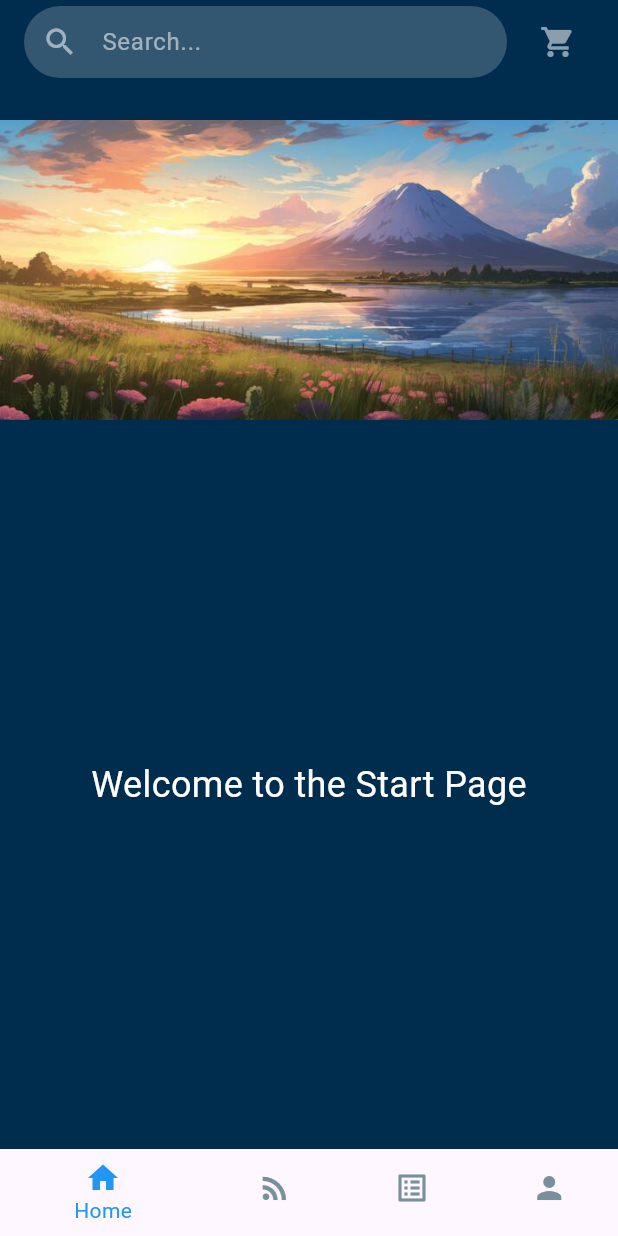
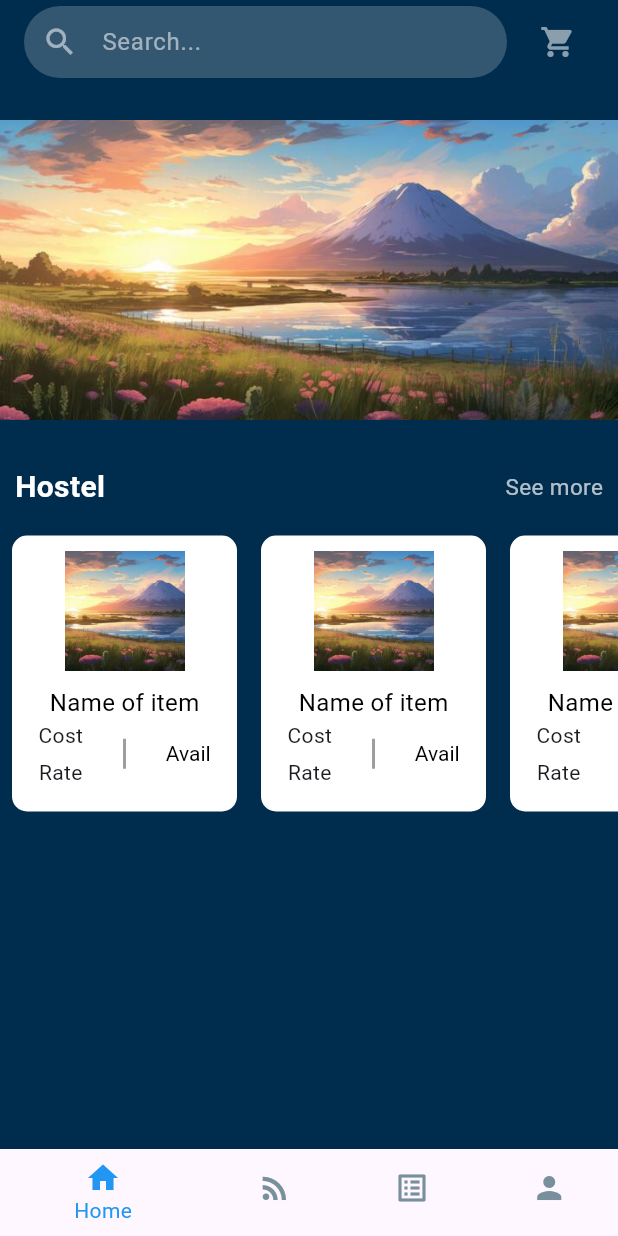
Before and after one commit to Hariharan1311/MART, a Flutter app: the screen it shows after launch, after a tap on the "shopping cart" icon, on a phone screen of 412 x 824 dp. Run offline on Flutter 3.47's test engine with Material 3 defaults, Android fonts, the phone set to English and light mode, and no system bars.

Commit message:
itemcardadded

```diff
--- a/lib/main.dart
+++ b/lib/main.dart
@@ -1,160 +1,10 @@
 import 'dart:async'; // Import the async library for Timer
 import 'package:flutter/material.dart';
+import 'package:mart/pages/homepage.dart';
 
 void main() {
   runApp(MaterialApp(
-    home: StartPage(),
+    home: Homepage(),
     debugShowCheckedModeBanner: false,
   ));
 }
-
-class StartPage extends StatefulWidget {
-  const StartPage({super.key});
-
-  @override
-  _StartPageState createState() => _StartPageState();
-}
-
-class _StartPageState extends State<StartPage> {
-  int _selectedIndex =
-      0; // Track the selected index for the bottom navigation bar
-  late PageController _pageController; // PageController for the carousel
-  late Timer _timer; // Timer for automatic sliding
-  int _currentPage = 0; // Current page index
-
-  @override
-  void initState() {
-    super.initState();
-    _pageController = PageController(); // Initialize the PageController
-    _startAutoSlide(); // Start the automatic sliding
-  }
-
-  @override
-  void dispose() {
-    _pageController.dispose(); // Dispose the PageController
-    _timer.cancel(); // Cancel the timer
-    super.dispose();
-  }
-
-  void _startAutoSlide() {
-    _timer = Timer.periodic(Duration(seconds: 3), (Timer timer) {
-      _currentPage = (_currentPage + 1) % 3; // Cycle through pages
-      _pageController.animateToPage(
-        _currentPage,
-        duration: Duration(milliseconds: 300),
-        curve: Curves.easeInOut,
-      );
-    });
-  }
-
-  void _onItemTapped(int index) {
-    setState(() {
-      _selectedIndex = index; // Update the selected index
-    });
-    print(_selectedIndex);
-  }
-
-  @override
-  Widget build(BuildContext context) {
-    return Scaffold(
-      extendBodyBehindAppBar: true,
-      appBar: AppBar(
-        backgroundColor: Colors.transparent, // Make the AppBar transparent
-        elevation: 0, // Remove the shadow
-        title: Row(
-          children: [
-            Expanded(
-              child: TextField(
-                decoration: InputDecoration(
-                  hintText: 'Search...',
-                  hintStyle:
-                      TextStyle(color: Colors.white54), // Hint text color
-                  filled: true,
-                  fillColor:
-                      Colors.white.withOpacity(0.2), // Search bar background
-                  border: OutlineInputBorder(
-                    borderRadius:
-                        BorderRadius.circular(30.0), // Rounded corners
-                    borderSide: BorderSide.none, // No border
-                  ),
-                  contentPadding:
-                      EdgeInsets.symmetric(horizontal: 20.0), // Padding
-                  prefixIcon: Icon(
-                    Icons.search,
-                    color: Colors.white54, // Search icon color
-                  ),
-                ),
-              ),
-            ),
-            SizedBox(width: 10), // Space between the search bar and cart icon
-            IconButton(
-              icon: Icon(
-                Icons.shopping_cart,
-                color: Colors.white54, // Cart icon color
-              ),
-              onPressed: () {
-                // Add your cart action here
-                print('Cart icon pressed');
-              },
-            ),
-          ],
-        ),
-      ),
-      backgroundColor: const Color.fromARGB(255, 0, 44, 77),
-      body: Column(
-        children: [
-          SizedBox(height: 80), // Space for the AppBar
-          // Image carousel
-          Container(
-            height: 200, // Height of the carousel
-            child: PageView(
-              controller: _pageController,
-              children: [
-                Container(
-                    child: Image.asset('assets/1.jpg', fit: BoxFit.cover)),
-                Container(
-                    child: Image.asset('assets/2.jpg', fit: BoxFit.cover)),
-                Container(
-                    child: Image.asset('assets/3.jpg', fit: BoxFit.cover)),
-              ],
-            ),
-          ),
-          Expanded(
-            child: Center(
-              child: Text(
-                'Welcome to the Start Page',
-                style: TextStyle(color: Colors.white, fontSize: 24),
-              ),
-            ),
-          ),
-        ],
-      ),
-      bottomNavigationBar: BottomNavigationBar(
-        items: const <BottomNavigationBarItem>[
-          BottomNavigationBarItem(
-            icon: Icon(Icons.home),
-            label: 'Home',
-          ),
-          BottomNavigationBarItem(
-            icon: Icon(Icons.rss_feed),
-            label: 'Feed',
-          ),
-          BottomNavigationBarItem(
-            icon: Icon(Icons.list_alt),
-            label: 'Orders',
-          ),
-          BottomNavigationBarItem(
-            icon: Icon(Icons.person),
-            label: 'Profile',
-          ),
-        ],
-        currentIndex: _selectedIndex, // Set the current index
-        selectedItemColor: Colors.blue, // Selected item color
-        unselectedItemColor: Colors.blueGrey[400], // Unselected items color
-        onTap: _onItemTapped, // Handle item tap
-        backgroundColor:
-            Color.fromARGB(255, 0, 44, 77), // Navigation bar background color
-      ),
-    );
-  }
-}
--- /dev/null
+++ b/lib/pages/homepage.dart
@@ -0,0 +1,180 @@
+import 'package:flutter/material.dart';
+import 'dart:async';
+
+import 'package:mart/utilities/itemcard.dart';
+
+class Homepage extends StatefulWidget {
+  const Homepage({super.key});
+
+  @override
+  State<Homepage> createState() => _HomepageState();
+}
+
+class _HomepageState extends State<Homepage> {
+  int _selectedIndex =
+      0; // Track the selected index for the bottom navigation bar
+  late PageController _pageController; // PageController for the carousel
+  late Timer _timer; // Timer for automatic sliding
+  int _currentPage = 0; // Current page index
+
+  @override
+  void initState() {
+    super.initState();
+    _pageController = PageController(); // Initialize the PageController
+    _startAutoSlide(); // Start the automatic sliding
+  }
+
+  @override
+  void dispose() {
+    _pageController.dispose(); // Dispose the PageController
+    _timer.cancel(); // Cancel the timer
+    super.dispose();
+  }
+
+  void _startAutoSlide() {
+    _timer = Timer.periodic(Duration(seconds: 3), (Timer timer) {
+      _currentPage = (_currentPage + 1) % 3; // Cycle through pages
+      _pageController.animateToPage(
+        _currentPage,
+        duration: Duration(milliseconds: 300),
+        curve: Curves.easeInOut,
+      );
+    });
+  }
+
+  void _onItemTapped(int index) {
+    setState(() {
+      _selectedIndex = index; // Update the selected index
+    });
+    print(_selectedIndex);
+  }
+
+  @override
+  Widget build(BuildContext context) {
+    return Scaffold(
+      extendBodyBehindAppBar: true,
+      appBar: AppBar(
+        backgroundColor: Colors.transparent, // Make the AppBar transparent
+        elevation: 0, // Remove the shadow
+        title: Row(
+          children: [
+            Expanded(
+              child: TextField(
+                decoration: InputDecoration(
+                  hintText: 'Search...',
+                  hintStyle:
+                      TextStyle(color: Colors.white54), // Hint text color
+                  filled: true,
+                  fillColor:
+                      Colors.white.withOpacity(0.2), // Search bar background
+                  border: OutlineInputBorder(
+                    borderRadius:
+                        BorderRadius.circular(30.0), // Rounded corners
+                    borderSide: BorderSide.none, // No border
+                  ),
+                  contentPadding:
+                      EdgeInsets.symmetric(horizontal: 20.0), // Padding
+                  prefixIcon: Icon(
+                    Icons.search,
+                    color: Colors.white54, // Search icon color
+                  ),
+                ),
+              ),
+            ),
+            SizedBox(width: 10), // Space between the search bar and cart icon
+            IconButton(
+              icon: Icon(
+                Icons.shopping_cart,
+                color: Colors.white54, // Cart icon color
+              ),
+              onPressed: () {
+                print('Cart icon pressed');
+              },
+            ),
+          ],
+        ),
+      ),
+      backgroundColor: const Color.fromARGB(255, 0, 44, 77),
+      body: Column(
+        children: [
+          SizedBox(height: 80), // Space for the AppBar
+          // Image carousel
+          Container(
+            height: 200, // Height of the carousel
+            child: PageView(
+              controller: _pageController,
+              children: [
+                Container(
+                    child: Image.asset('assets/1.jpg', fit: BoxFit.cover)),
+                Container(
+                    child: Image.asset('assets/2.jpg', fit: BoxFit.cover)),
+                Container(
+                    child: Image.asset('assets/3.jpg', fit: BoxFit.cover)),
+              ],
+            ),
+          ),
+          SizedBox(height: 20),
+          // Section title
+          Row(
+            crossAxisAlignment: CrossAxisAlignment.center,
+            mainAxisAlignment: MainAxisAlignment.spaceBetween,
+            children: [
+              Padding(
+                padding: const EdgeInsets.all(10.0),
+                child: Text(
+                  "Hostel",
+                  style: TextStyle(
+                    color: Colors.white,
+                    fontSize: 20,
+                    fontWeight: FontWeight.bold,
+                  ),
+                ),
+              ),
+              Padding(
+                padding: const EdgeInsets.all(10.0),
+                child: Text(
+                  "See more",
+                  style: TextStyle(color: Colors.white70, fontSize: 15),
+                ),
+              ),
+            ],
+          ),
+          // Horizontal ListView
+          SizedBox(
+            height: 200, // Height for the horizontal list
+            child: ListView(
+              scrollDirection: Axis.horizontal,
+              children: [Itemcard(), Itemcard(), Itemcard()],
+            ),
+          ),
+        ],
+      ),
+      bottomNavigationBar: BottomNavigationBar(
+        items: const <BottomNavigationBarItem>[
+          BottomNavigationBarItem(
+            icon: Icon(Icons.home),
+            label: 'Home',
+          ),
+          BottomNavigationBarItem(
+            icon: Icon(Icons.rss_feed),
+            label: 'Feed',
+          ),
+          BottomNavigationBarItem(
+            icon: Icon(Icons.list_alt),
+            label: 'Orders',
+          ),
+          BottomNavigationBarItem(
+            icon: Icon(Icons.person),
+            label: 'Profile',
+          ),
+        ],
+        currentIndex: _selectedIndex, // Set the current index
+        selectedItemColor: Colors.blue, // Selected item color
+        unselectedItemColor: Colors.blueGrey[400], // Unselected items color
+        onTap: _onItemTapped, // Handle item tap
+        backgroundColor:
+            Color.fromARGB(255, 0, 44, 77), // Navigation bar background color
+      ),
+    );
+  }
+}
--- /dev/null
+++ b/lib/utilities/itemcard.dart
@@ -0,0 +1,76 @@
+import 'package:flutter/material.dart';
+
+class Itemcard extends StatelessWidget {
+  const Itemcard({super.key});
+
+  @override
+  Widget build(BuildContext context) {
+    return Padding(
+      padding: const EdgeInsets.all(8.0),
+      child: Container(
+          width: 150,
+          decoration: BoxDecoration(
+            color: Colors.white,
+            borderRadius: BorderRadius.circular(10),
+          ),
+          child: Column(
+            children: [
+              //Image
+              Padding(
+                padding: const EdgeInsets.all(10.0),
+                child: Container(
+                  decoration:
+                      BoxDecoration(borderRadius: BorderRadius.circular(20)),
+                  child: Image(
+                    image: AssetImage('assets/1.jpg'),
+                    fit: BoxFit.cover,
+                  ),
+                  height: 80,
+                  width: 80,
+                ),
+              ),
+              //Name
+              Text(
+                "Name of item",
+                style: TextStyle(
+                  color: Colors.black,
+                  fontSize: 16,
+                ),
+              ),
+              //AVAIL AND COST
+              Row(
+                mainAxisAlignment: MainAxisAlignment.spaceEvenly,
+                children: [
+                  // Availability
+                  Column(
+                    children: [
+                      Text("Cost"),
+                      SizedBox(
+                        height: 5,
+                      ),
+                      Text('Rate'),
+                    ],
+                  ),
+                  // Vertical Divider
+                  Container(
+                    height: 20, // Adjust as per your design
+                    child: VerticalDivider(
+                      color: Colors.grey,
+                      thickness: 2,
+                      width: 20, // Add some spacing
+                    ),
+                  ),
+                  // Cost
+                  Center(
+                    child: RichText(
+                        text: TextSpan(
+                            text: "Avail",
+                            style: TextStyle(color: Colors.black))),
+                  ),
+                ],
+              ),
+            ],
+          )),
+    );
+  }
+}
```
